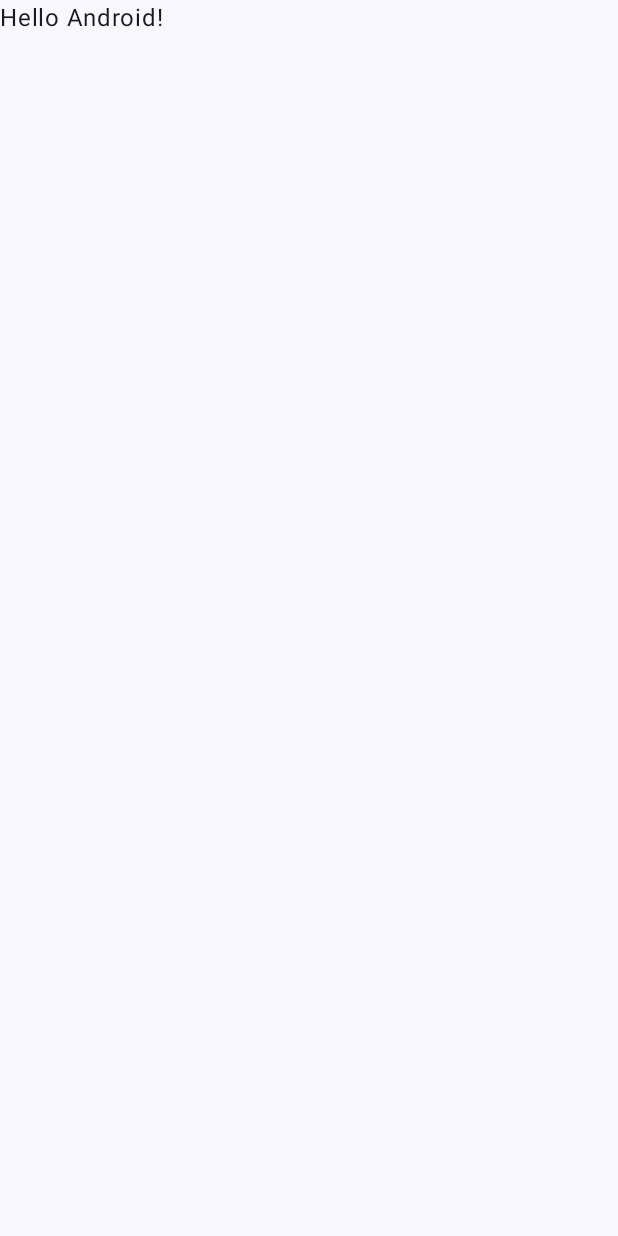
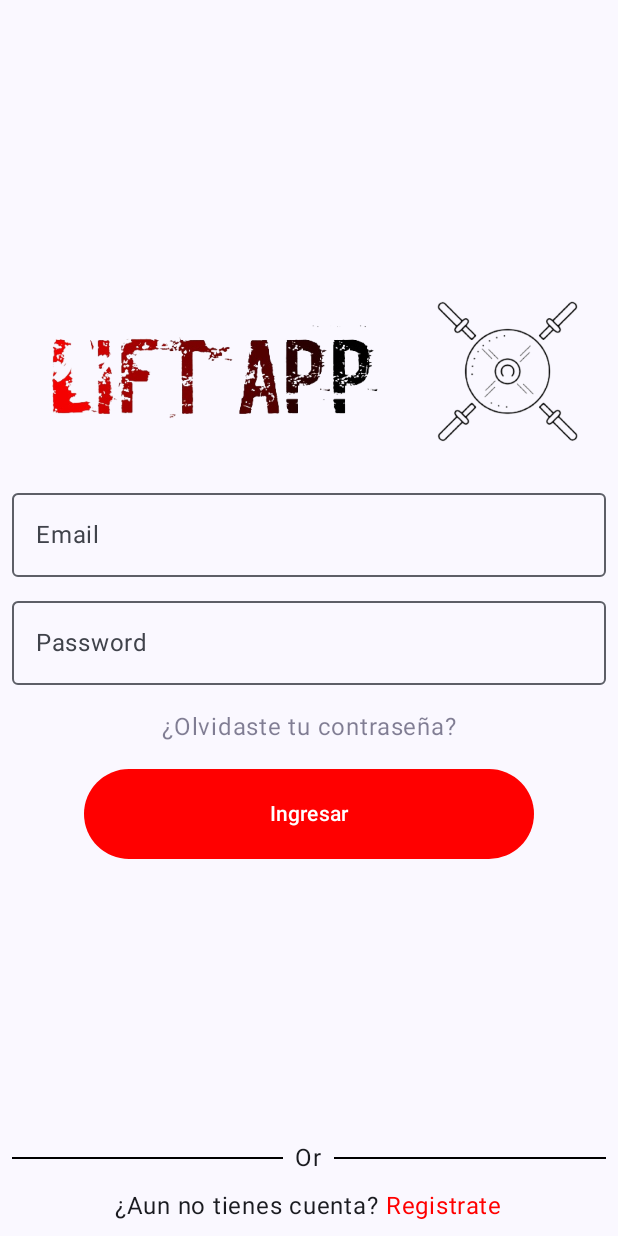
Before and after one commit to Empresa-Fly-Club-PDM/LiftApp, an Android app built with Jetpack Compose: the screen it shows after launch (MainActivity), on a phone screen of 412 x 824 dp. Before the commit the screen is almost empty. Run offline under Robolectric (Android 15) with nearby library versions, the phone set to English and light mode, and no system bars.

Commit message:
Add first view login version

```diff
--- a/app/src/main/java/com/jder00138218/liftapp/MainActivity.kt
+++ b/app/src/main/java/com/jder00138218/liftapp/MainActivity.kt
@@ -10,6 +10,8 @@ import androidx.compose.material3.Text
 import androidx.compose.runtime.Composable
 import androidx.compose.ui.Modifier
 import androidx.compose.ui.tooling.preview.Preview
+import com.jder00138218.liftapp.ui.login.Login
+import com.jder00138218.liftapp.ui.login.LoginScreen
 import com.jder00138218.liftapp.ui.theme.LiftAppTheme
 
 class MainActivity : ComponentActivity() {
@@ -22,25 +24,9 @@ class MainActivity : ComponentActivity() {
                     modifier = Modifier.fillMaxSize(),
                     color = MaterialTheme.colorScheme.background
                 ) {
-                    Greeting("Android")
+                   LoginScreen()
                 }
             }
         }
     }
 }
-
-@Composable
-fun Greeting(name: String, modifier: Modifier = Modifier) {
-    Text(
-        text = "Hello $name!",
-        modifier = modifier
-    )
-}
-
-@Preview(showBackground = true)
-@Composable
-fun GreetingPreview() {
-    LiftAppTheme {
-        Greeting("Android")
-    }
-}
--- /dev/null
+++ b/app/src/main/java/com/jder00138218/liftapp/ui/login/Login.kt
@@ -0,0 +1,154 @@
+package com.jder00138218.liftapp.ui.login
+
+
+import androidx.compose.foundation.Image
+import androidx.compose.foundation.clickable
+import androidx.compose.foundation.layout.Arrangement
+import androidx.compose.foundation.layout.Box
+import androidx.compose.foundation.layout.Column
+import androidx.compose.foundation.layout.Row
+import androidx.compose.foundation.layout.Spacer
+import androidx.compose.foundation.layout.fillMaxSize
+import androidx.compose.foundation.layout.fillMaxWidth
+import androidx.compose.foundation.layout.height
+import androidx.compose.foundation.layout.padding
+import androidx.compose.foundation.layout.width
+import androidx.compose.material3.Button
+import androidx.compose.material3.ButtonDefaults
+import androidx.compose.material3.Divider
+import androidx.compose.material3.ExperimentalMaterial3Api
+import androidx.compose.material3.OutlinedTextField
+import androidx.compose.material3.Text
+import androidx.compose.runtime.Composable
+import androidx.compose.ui.Alignment
+import androidx.compose.ui.Modifier
+import androidx.compose.ui.graphics.Color
+import androidx.compose.ui.res.painterResource
+import androidx.compose.ui.res.stringResource
+import androidx.compose.ui.tooling.preview.Preview
+import androidx.compose.ui.unit.dp
+import com.jder00138218.liftapp.R
+
+@Preview(name = "login - view", showBackground = true)
+@Composable
+fun  LoginScreen(){
+    Box(modifier = Modifier
+        .fillMaxSize()
+        .padding(8.dp)
+    ){
+        Login(Modifier.align(Alignment.Center))
+    }
+}
+
+@Composable
+fun Login(modifier: Modifier) {
+    Box(modifier = modifier.fillMaxSize()) {
+        Column(
+            modifier = Modifier.align(Alignment.Center),
+            horizontalAlignment = Alignment.CenterHorizontally
+        ) {
+            HeaderImage(Modifier.align(Alignment.CenterHorizontally))
+            Spacer(modifier = Modifier.padding(8.dp))
+            FieldEmail()
+            Spacer(modifier = Modifier.padding(8.dp))
+            FieldPassword()
+            Spacer(modifier = Modifier.padding(8.dp))
+            ForgotPassword(Modifier.align(Alignment.CenterHorizontally))
+            Spacer(modifier = Modifier.padding(8.dp))
+            SingIn(Modifier.align(Alignment.CenterHorizontally))
+            Spacer(modifier = Modifier.padding(36.dp))
+        }
+
+        Column(
+            modifier = Modifier.align(Alignment.BottomCenter),
+            horizontalAlignment = Alignment.CenterHorizontally
+        ) {
+            OrSpacer(Modifier.align(Alignment.CenterHorizontally))
+            Register(Modifier.align(Alignment.CenterHorizontally))
+        }
+    }
+}
+
+@Composable
+fun SingIn(modifier: Modifier) {
+    Button(onClick = {}, modifier = modifier
+        .height(60.dp)
+        .width(300.dp)
+        .fillMaxWidth(), colors = ButtonDefaults.buttonColors(
+        containerColor = Color.Red
+    )){
+        Text(text = "Ingresar")
+    }
+}
+
+
+@Composable
+fun Register(modifier: Modifier) {
+    Row(modifier = modifier) {
+        Text(text = "¿Aun no tienes cuenta?")
+        Text(text = " Registrate", color = Color.Red, modifier = Modifier.clickable {  })
+    }
+}
+
+@Composable
+fun OrSpacer(modifier: Modifier) {
+    Row(
+        modifier = Modifier
+            .fillMaxWidth()
+            .padding(vertical = 8.dp),
+        verticalAlignment = Alignment.CenterVertically
+    ) {
+        Divider(
+            color = Color.Black,
+            modifier = Modifier.weight(1f),
+            thickness = 1.dp
+        )
+        Text(
+            text = "Or",
+            modifier = Modifier.padding(horizontal = 8.dp)
+        )
+        Divider(
+            color = Color.Black,
+            modifier = Modifier.weight(1f),
+            thickness = 1.dp
+        )
+    }
+}
+
+
+@Composable
+fun HeaderImage(modifier: Modifier){
+    Image(painter = painterResource(id = R.drawable.logoliftapp),
+        contentDescription = "Image of lift app",
+        modifier = modifier
+    )
+}
+
+@Preview(name = "Email Field", showBackground = true )
+@OptIn(ExperimentalMaterial3Api::class)
+@Composable
+fun FieldEmail(){
+    OutlinedTextField(value = "", onValueChange = {},
+        modifier = Modifier.fillMaxWidth(),
+        placeholder = { Text(text = "Email") },
+        singleLine = true,
+        maxLines = 1
+    )
+}
+
+@OptIn(ExperimentalMaterial3Api::class)
+@Composable
+fun FieldPassword(){
+    OutlinedTextField(
+        value = "", onValueChange = {},
+        modifier = Modifier.fillMaxWidth(),
+        placeholder = { Text(text = "Password") },
+        singleLine = true,
+        maxLines = 1
+    )
+}
+
+@Composable
+fun ForgotPassword(modifier: Modifier){
+    Text(text = stringResource(R.string.forgot_passw), modifier.clickable {  }, color = Color(R.color.forgotPaswd))
+}
--- a/app/src/main/res/values/colors.xml
+++ b/app/src/main/res/values/colors.xml
@@ -6,5 +6,7 @@
     <color name="teal_200">#FF03DAC5</color>
     <color name="teal_700">#FF018786</color>
     <color name="black">#FF000000</color>
+    <color name="field">#C3C9C9</color>
     <color name="white">#FFFFFFFF</color>
+    <color name="forgotPaswd">#ADA4A5</color>
 </resources>
--- a/app/src/main/res/values/strings.xml
+++ b/app/src/main/res/values/strings.xml
@@ -1,3 +1,4 @@
 <resources>
     <string name="app_name">LiftApp</string>
+    <string name="forgot_passw">¿Olvidaste tu contraseña?</string>
 </resources>
```
Also changed, not shown: app/src/main/res/drawable/logoliftapp.png (added).
